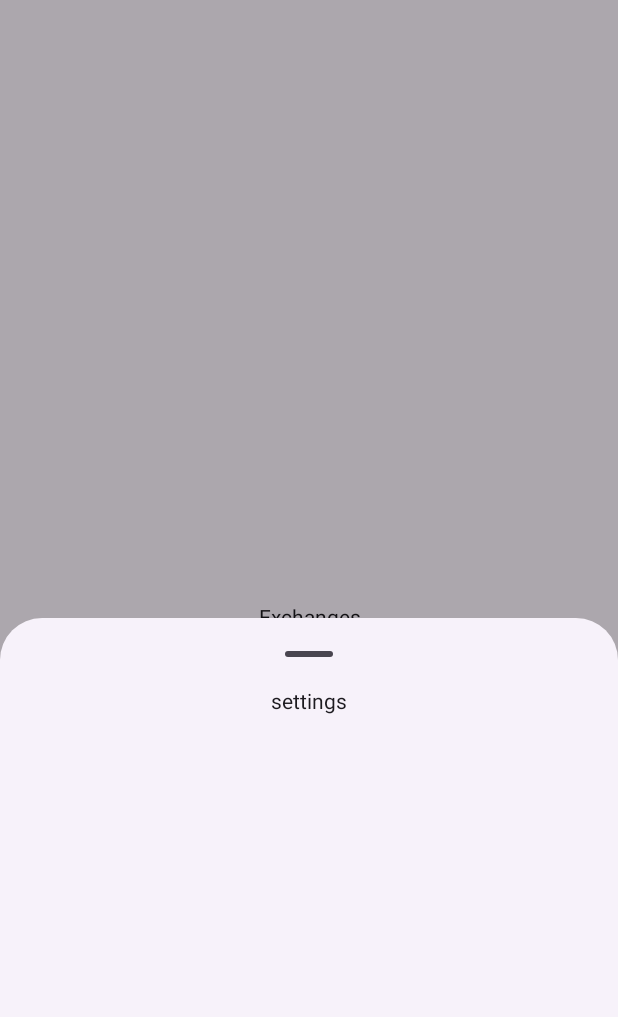
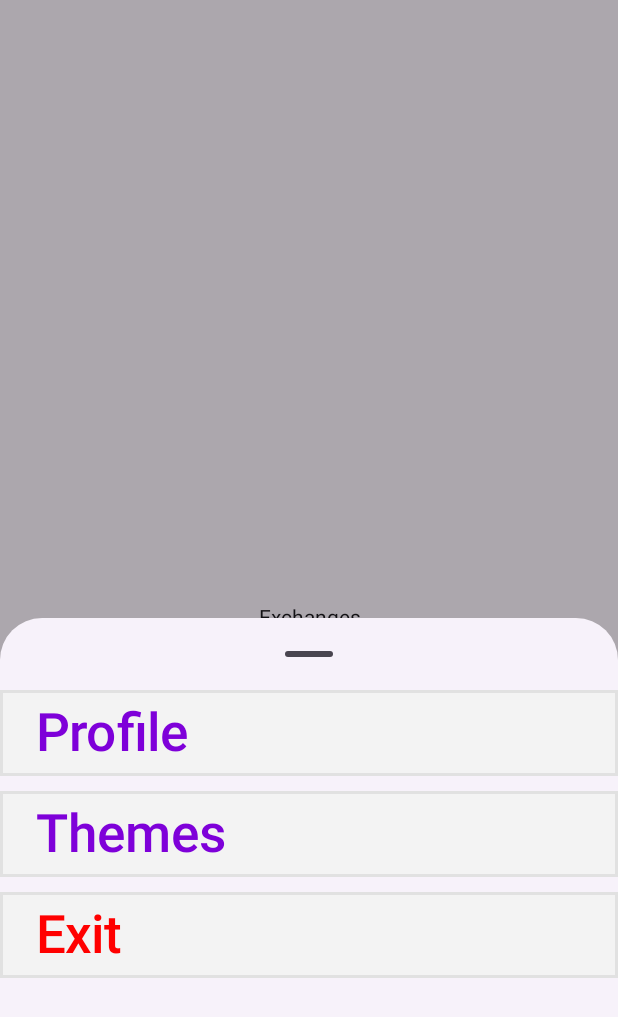
Before and after one commit to m1zetz/Swap, an Android app built with Jetpack Compose: the AppBottomNavigation screen opened through its navigation route, item 5 of the bottom bar chosen, on a phone screen of 412 x 824 dp. Shown: the top 1017 px of the screen. Run offline under Robolectric (Android 15) with nearby library versions, the phone set to English and light mode, and no system bars; our stand-ins replace Firebase (no records; nobody signed in at launch, a user with empty details on screens opened directly).

Commit message:
bottomNav_icons

```diff
--- a/app/src/main/AndroidManifest.xml
+++ b/app/src/main/AndroidManifest.xml
@@ -13,7 +13,7 @@
         android:theme="@style/Theme.Swap"
         tools:targetApi="31">
         <activity
-            android:name=".MainActivity"
+            android:name=".Navigation"
             android:exported="true"
             android:label="@string/app_name"
             android:theme="@style/Theme.Swap">
--- a/app/src/main/java/com/m1zetzDev/swap/MainActivity.kt
+++ b/app/src/main/java/com/m1zetzDev/swap/Navigation.kt
@@ -17,7 +17,7 @@ import com.m1zetzDev.swap.auth.screens.ScreenSignUp
 import com.m1zetzDev.swap.mainAppButNav.AppBottomNavigation
 
 
-class MainActivity : ComponentActivity() {
+class Navigation : ComponentActivity() {
     @SuppressLint("ViewModelConstructorInComposable")
     override fun onCreate(savedInstanceState: Bundle?) {
         super.onCreate(savedInstanceState)
@@ -26,7 +26,7 @@ class MainActivity : ComponentActivity() {
             val navController = rememberNavController()
             NavHost(
                 navController = navController,
-                startDestination = "screen_sign_in"
+                startDestination = "main_window_screen"
             ) {
                 composable("screen_sign_in") {
 
--- a/app/src/main/java/com/m1zetzDev/swap/auth/screens/SignIn.kt
+++ b/app/src/main/java/com/m1zetzDev/swap/auth/screens/SignIn.kt
@@ -35,27 +35,46 @@ import com.google.firebase.auth.auth
 import com.m1zetzDev.swap.R
 import com.m1zetzDev.swap.ui.theme.backgroundColorPurple1
 import com.m1zetzDev.swap.ui.theme.backgroundColorPurple2
+import com.m1zetzDev.swap.ui.theme.whiteForUi
 
 @Composable
-fun ScreenSignIn(toSignUp: () -> Unit , onLogin: (email: String, password: String) -> Unit){
+fun ScreenSignIn(toSignUp: () -> Unit, onLogin: (email: String, password: String) -> Unit) {
 
-    Box(modifier = Modifier.fillMaxSize().background(brush = Brush.verticalGradient(colors = listOf(
-        backgroundColorPurple1, backgroundColorPurple2
-    )))){
+    Box(
+        modifier = Modifier
+            .fillMaxSize()
+            .background(
+                brush = Brush.verticalGradient(
+                    colors = listOf(
+                        backgroundColorPurple1, backgroundColorPurple2
+                    )
+                )
+            )
+    ) {
 
-        Column(modifier = Modifier.fillMaxSize().padding(top = 80.dp)) {
+        Column(
+            modifier = Modifier
+                .fillMaxSize()
+                .padding(top = 80.dp)
+        ) {
 
-            Image(bitmap = ImageBitmap.imageResource(R.drawable.swap_your_life),
+            Image(
+                bitmap = ImageBitmap.imageResource(
+                    R.drawable.swap_your_life
+                ),
                 contentDescription = "",
-                contentScale = ContentScale.Fit)
+                contentScale = ContentScale.Fit
+            )
 
-            Column(verticalArrangement = Arrangement.Center,
+            Column(
+                verticalArrangement = Arrangement.Center,
                 horizontalAlignment = Alignment.CenterHorizontally,
-                modifier = Modifier.fillMaxSize()) {
+                modifier = Modifier.fillMaxSize()
+            ) {
 
                 Text(
                     stringResource(R.string.welcome),
-                    color = Color.White,
+                    color = whiteForUi,
                     fontSize = 25.sp,
                     fontWeight = FontWeight.Bold,
                 )
@@ -65,50 +84,77 @@ fun ScreenSignIn(toSignUp: () -> Unit , onLogin: (email: String, password: Strin
                 val messageEmail = remember { mutableStateOf("") }
                 val messagePassword = remember { mutableStateOf("") }
 
-                TextField(value = messageEmail.value,
-                    onValueChange = {messageEmail.value = it},
+                TextField(
+                    value = messageEmail.value,
+                    onValueChange = { messageEmail.value = it },
                     Modifier.padding(vertical = 15.dp),
                     colors = TextFieldDefaults.colors(
                         unfocusedIndicatorColor = Color.Transparent,
                         focusedIndicatorColor = Color.Transparent,
-                        unfocusedContainerColor = Color.White,
-                        focusedContainerColor = Color.White
+                        unfocusedContainerColor = whiteForUi,
+                        focusedContainerColor = whiteForUi
                     ),
-                    label = { Text("Enter email", color = backgroundColorPurple1, fontWeight = FontWeight.Bold) },
+                    label = {
+                        Text(
+                            "Enter email",
+                            color = backgroundColorPurple1,
+                            fontWeight = FontWeight.Bold
+                        )
+                    },
                     shape = RoundedCornerShape(25.dp)
                 )
 
 
-                TextField(value = messagePassword.value,
-                    onValueChange = {messagePassword.value = it},
+                TextField(
+                    value = messagePassword.value,
+                    onValueChange = { messagePassword.value = it },
                     Modifier.padding(vertical = 15.dp),
                     colors = TextFieldDefaults.colors(
                         unfocusedIndicatorColor = Color.Transparent,
                         focusedIndicatorColor = Color.Transparent,
-                        unfocusedContainerColor = Color.White,
-                        focusedContainerColor = Color.White
+                        unfocusedContainerColor = whiteForUi,
+                        focusedContainerColor = whiteForUi
                     ),
-                    label = { Text("Enter password", color = backgroundColorPurple1, fontWeight = FontWeight.Bold) },
+                    label = {
+                        Text(
+                            "Enter password",
+                            color = backgroundColorPurple1,
+                            fontWeight = FontWeight.Bold
+                        )
+                    },
                     shape = RoundedCornerShape(25.dp)
                 )
 
 
-                Button(onClick = { onLogin(messageEmail.value, messagePassword.value) }, colors = ButtonDefaults.buttonColors(
-                    containerColor = Color.White,
-                    contentColor = Color(0xff222222)
-                ),)
+                Button(
+                    onClick = { onLogin(messageEmail.value, messagePassword.value) },
+                    colors = ButtonDefaults.buttonColors(
+                        containerColor = whiteForUi,
+                    )
+                )
                 {
-                    Text("Sign In",textAlign = TextAlign.Center, color = backgroundColorPurple1, fontWeight = FontWeight.Bold)
+                    Text(
+                        "Sign In",
+                        textAlign = TextAlign.Center,
+                        color = backgroundColorPurple1,
+                        fontWeight = FontWeight.Bold
+                    )
                 }
 
-                Button(onClick = {
-                    toSignUp()
-                }, colors = ButtonDefaults.buttonColors(
-                    containerColor = Color.White,
-                    contentColor = Color(0xff222222)
-                ))
+                Button(
+                    onClick = {
+                        toSignUp()
+                    }, colors = ButtonDefaults.buttonColors(
+                        containerColor = whiteForUi
+                    )
+                )
                 {
-                    Text("Sign Up",textAlign = TextAlign.Center, color = backgroundColorPurple1, fontWeight = FontWeight.Bold)
+                    Text(
+                        "Sign Up",
+                        textAlign = TextAlign.Center,
+                        color = backgroundColorPurple1,
+                        fontWeight = FontWeight.Bold
+                    )
                 }
             }
 
--- a/app/src/main/java/com/m1zetzDev/swap/mainAppButNav/BottomItem.kt
+++ b/app/src/main/java/com/m1zetzDev/swap/mainAppButNav/BottomItem.kt
@@ -1,13 +1,18 @@
 package com.m1zetzDev.swap.mainAppButNav
 
+import androidx.compose.foundation.Image
+import androidx.compose.runtime.Composable
+import androidx.compose.ui.graphics.ImageBitmap
+import androidx.compose.ui.graphics.painter.BitmapPainter
 import androidx.compose.ui.graphics.vector.ImageVector
+import androidx.compose.ui.res.imageResource
 import com.m1zetzDev.swap.R
 
 sealed class BottomItem(val title: String, val iconId: Int, val route: String) {
-    object myItems_Home : BottomItem("Home", R.drawable.test_icon, "home")
-    object chats : BottomItem("Chats", R.drawable.test_icon, "chats")
-    object ribbon : BottomItem("Ribbon", R.drawable.test_icon, "ribbon")
-    object exchanges : BottomItem("Exchanges", R.drawable.test_icon, "exchanges")
-    object settings : BottomItem("Settings", R.drawable.test_icon, "settings")
+    object myItems_Home : BottomItem("Home", R.drawable.icon_home, "home")
+    object chats : BottomItem("Chats", R.drawable.icon_chats, "chats")
+    object ribbon : BottomItem("Ribbon", R.drawable.icon_ribbon, "ribbon")
+    object exchanges : BottomItem("Exchanges", R.drawable.icon_exchanges, "exchanges")
+    object settings : BottomItem("Settings", R.drawable.icon_settings, "settings")
 
 }
--- a/app/src/main/java/com/m1zetzDev/swap/mainAppButNav/BottomNavigation.kt
+++ b/app/src/main/java/com/m1zetzDev/swap/mainAppButNav/BottomNavigation.kt
@@ -1,4 +1,5 @@
 package com.m1zetzDev.swap.mainAppButNav
+
 import android.annotation.SuppressLint
 import androidx.compose.material3.rememberModalBottomSheetState
 
@@ -47,9 +48,7 @@ import com.m1zetzDev.swap.ui.theme.backgroundColorPurple1
 @Composable
 fun AppBottomNavigation(
     navController: NavController,
-)
-{
-
+) {
 
 
     val listItems = listOf(
@@ -57,57 +56,61 @@ fun AppBottomNavigation(
         BottomItem.chats,
         BottomItem.ribbon,
         BottomItem.exchanges,
-        BottomItem.settings)
+        BottomItem.settings
+    )
 
     var selectedIndex by remember {
+        mutableIntStateOf(0)
+    }
+    var indexMemory by remember {
         mutableIntStateOf(0)
     }
 
     var indexForSettingsButton: Int = -1
 
-    var showBottomSheet by remember { mutableStateOf(false)}
+    var showBottomSheet by remember { mutableStateOf(false) }
 
     Scaffold(modifier = Modifier.fillMaxSize(),
         bottomBar = {
             NavigationBar {
-               listItems.forEachIndexed{index, navItem ->
+                listItems.forEachIndexed { index, navItem ->
                     NavigationBarItem(
                         selected = selectedIndex == index,
                         onClick = {
-                                 if (index == 4){
+                            if (index == 4) {
                                 showBottomSheet = true
-                                     Log.d("msg","peresol")
-                                     indexForSettingsButton = 4
+                            } else {
+                                selectedIndex = index
+                                showBottomSheet = false
                             }
-                                 else{
-                                     showBottomSheet = false
-                                     selectedIndex = index
-                                     indexForSettingsButton = index
 
-                                 }},
+                        },
                         icon = {
                             Icon(painterResource(navItem.iconId), contentDescription = "")
                         },
-                       label = {navItem.title} )
+                        label = { navItem.title })
                 }
             }
         }) { innerPadding ->
-        ContentScreen(modifier = Modifier.padding(innerPadding),selectedIndex, showBottomSheet, indexForSettingsButton)
+        ContentScreen(modifier = Modifier.padding(innerPadding), selectedIndex)
+        if (showBottomSheet) {
+            Settings(
+                state = true,
+                onDismiss = { showBottomSheet = false }
+            )
+        }
     }
 
 }
 
 
 @Composable
-fun ContentScreen(modifier: Modifier = Modifier, selectedIndex: Int, bottomSheetState: Boolean, index: Int){
-    when(selectedIndex){
+fun ContentScreen(modifier: Modifier = Modifier, selectedIndex: Int) {
+    when (selectedIndex) {
         0 -> HomePage()
         1 -> Chats()
         2 -> Ribbon()
         3 -> Exchanges()
     }
-    when(index){
-        4 -> Settings(bottomSheetState)
-    }
 
 }
--- a/app/src/main/java/com/m1zetzDev/swap/mainAppButNav/MainScreens/Chats.kt
+++ b/app/src/main/java/com/m1zetzDev/swap/mainAppButNav/MainScreens/Chats.kt
@@ -10,11 +10,12 @@ import androidx.compose.ui.Modifier
 import androidx.compose.ui.text.style.TextAlign
 
 @Composable
-fun Chats(){
+fun Chats() {
     Column(
         modifier = Modifier.fillMaxSize(),
         horizontalAlignment = Alignment.CenterHorizontally,
-        verticalArrangement = Arrangement.Center){
+        verticalArrangement = Arrangement.Center
+    ) {
         Text("Chats", textAlign = TextAlign.Center)
     }
 }
--- a/app/src/main/java/com/m1zetzDev/swap/mainAppButNav/MainScreens/Exchanges.kt
+++ b/app/src/main/java/com/m1zetzDev/swap/mainAppButNav/MainScreens/Exchanges.kt
@@ -10,11 +10,12 @@ import androidx.compose.ui.Modifier
 import androidx.compose.ui.text.style.TextAlign
 
 @Composable
-fun Exchanges(){
+fun Exchanges() {
     Column(
         modifier = Modifier.fillMaxSize(),
         horizontalAlignment = Alignment.CenterHorizontally,
-        verticalArrangement = Arrangement.Center){
+        verticalArrangement = Arrangement.Center
+    ) {
         Text("Exchanges", textAlign = TextAlign.Center)
     }
 }
--- a/app/src/main/java/com/m1zetzDev/swap/mainAppButNav/MainScreens/Ribbon.kt
+++ b/app/src/main/java/com/m1zetzDev/swap/mainAppButNav/MainScreens/Ribbon.kt
@@ -10,11 +10,12 @@ import androidx.compose.ui.Modifier
 import androidx.compose.ui.text.style.TextAlign
 
 @Composable
-fun Ribbon(){
+fun Ribbon() {
     Column(
         modifier = Modifier.fillMaxSize(),
         horizontalAlignment = Alignment.CenterHorizontally,
-        verticalArrangement = Arrangement.Center){
+        verticalArrangement = Arrangement.Center
+    ) {
         Text("Ribbon", textAlign = TextAlign.Center)
     }
 }
--- a/app/src/main/java/com/m1zetzDev/swap/mainAppButNav/MainScreens/homePage.kt
+++ b/app/src/main/java/com/m1zetzDev/swap/mainAppButNav/MainScreens/homePage.kt
@@ -10,11 +10,12 @@ import androidx.compose.ui.Modifier
 import androidx.compose.ui.text.style.TextAlign
 
 @Composable
-fun HomePage(){
+fun HomePage() {
     Column(
         modifier = Modifier.fillMaxSize(),
         horizontalAlignment = Alignment.CenterHorizontally,
-        verticalArrangement = Arrangement.Center){
+        verticalArrangement = Arrangement.Center
+    ) {
         Text("Home", textAlign = TextAlign.Center)
     }
 }
--- a/app/src/main/java/com/m1zetzDev/swap/mainAppButNav/MainScreens/settingsBottomSheet.kt
+++ b/app/src/main/java/com/m1zetzDev/swap/mainAppButNav/MainScreens/settingsBottomSheet.kt
@@ -2,11 +2,18 @@ package com.m1zetzDev.swap.mainAppButNav.MainScreens
 
 import android.annotation.SuppressLint
 import android.util.Log
+import androidx.compose.foundation.BorderStroke
 import androidx.compose.foundation.layout.Arrangement
 import androidx.compose.foundation.layout.Column
+import androidx.compose.foundation.layout.Row
+import androidx.compose.foundation.layout.Spacer
 import androidx.compose.foundation.layout.fillMaxSize
+import androidx.compose.foundation.layout.fillMaxWidth
+import androidx.compose.foundation.layout.size
 import androidx.compose.material3.Button
+import androidx.compose.material3.ButtonDefaults
 import androidx.compose.material3.ExperimentalMaterial3Api
+import androidx.compose.material3.MaterialTheme
 import androidx.compose.material3.ModalBottomSheet
 import androidx.compose.material3.Scaffold
 import androidx.compose.material3.Text
@@ -18,30 +25,96 @@ import androidx.compose.runtime.remember
 import androidx.compose.runtime.setValue
 import androidx.compose.ui.Alignment
 import androidx.compose.ui.Modifier
+import androidx.compose.ui.graphics.RectangleShape
+import androidx.compose.ui.text.style.TextAlign
 
 import androidx.compose.ui.unit.dp
+import androidx.compose.ui.unit.sp
+import com.m1zetzDev.swap.ui.theme.backgroundColorPurple1
+import com.m1zetzDev.swap.ui.theme.backgroundColorPurple2
+import com.m1zetzDev.swap.ui.theme.colorForBorder
+import com.m1zetzDev.swap.ui.theme.grayForUi
+import com.m1zetzDev.swap.ui.theme.red
 
 import java.time.MonthDay
 
 @SuppressLint("UnusedMaterial3ScaffoldPaddingParameter")
 @OptIn(ExperimentalMaterial3Api::class)
 @Composable
-fun Settings(state: Boolean) {
+fun Settings(state: Boolean, onDismiss: () -> Unit) {
     val sheetState = rememberModalBottomSheetState()
-    var showBottomSheet by remember { mutableStateOf(state)}
-    if(showBottomSheet){
+    var showBottomSheet by remember { mutableStateOf(state) }
+    if (showBottomSheet) {
         Log.d("msg", "true")
-        ModalBottomSheet(sheetState = sheetState, onDismissRequest = {showBottomSheet = false},
-            ) {
+        ModalBottomSheet(
+            sheetState = sheetState,
+            onDismissRequest = {
+                showBottomSheet = false
+                onDismiss()
+            },
+        ) {
             Column(
                 modifier = Modifier.fillMaxSize(),
                 horizontalAlignment = Alignment.CenterHorizontally
             ) {
-                Text("settings")
+                Button(
+                    onClick = {},
+                    shape = RectangleShape,
+                    modifier = Modifier.fillMaxWidth(),
+                    colors = ButtonDefaults.buttonColors(
+                        contentColor = backgroundColorPurple1,
+                        containerColor = grayForUi
+                    ),
+                    border = BorderStroke(2.dp, color = colorForBorder)
+
+                ) {
+
+                    Row(modifier = Modifier.fillMaxWidth()) {
+                        Text("Profile", fontSize = 35.sp)
+                    }
+
+                }
+                Spacer(modifier = Modifier.size(10.dp))
+                Button(
+                    onClick = {},
+                    shape = RectangleShape,
+                    modifier = Modifier.fillMaxWidth(),
+                    colors = ButtonDefaults.buttonColors(
+                        contentColor = backgroundColorPurple1,
+                        containerColor = grayForUi
+                    ),
+                    border = BorderStroke(2.dp, color = colorForBorder)
+
+                ) {
+
+                    Row(modifier = Modifier.fillMaxWidth()) {
+                        Text("Themes", fontSize = 35.sp)
+                    }
+
+                }
+                Spacer(modifier = Modifier.size(10.dp))
+                Column(verticalArrangement = Arrangement.Bottom) {
+                    Button(
+                        onClick = {},
+                        shape = RectangleShape,
+                        modifier = Modifier.fillMaxWidth(),
+                        colors = ButtonDefaults.buttonColors(
+                            contentColor = red,
+                            containerColor = grayForUi
+                        ),
+                        border = BorderStroke(2.dp, color = colorForBorder)
+
+                    ) {
+
+                        Row(modifier = Modifier.fillMaxWidth()) {
+                            Text("Exit", fontSize = 35.sp)
+                        }
+
+                    }
+                }
             }
         }
     }
 
 
-
 }
--- a/app/src/main/java/com/m1zetzDev/swap/ui/theme/Color.kt
+++ b/app/src/main/java/com/m1zetzDev/swap/ui/theme/Color.kt
@@ -12,6 +12,8 @@ val Pink40 = Color(0xFF7D5260)
 
 val backgroundColorPurple1 = Color(0xFF7E00D9)
 val backgroundColorPurple2 = Color(0xFFD07EFF)
-val whiteForText = Color.White
-val whiteOrange = Color(0xFFffe1db)
-val whiteRed = Color(0xFFFFBFBF)
+
+val whiteForUi = Color.White
+val grayForUi = Color(0xFFF3F3F3)
+val colorForBorder = Color(0xFFE1E1E1)
+val red = Color.Red
```
Also changed, not shown: app/src/main/java/com/m1zetzDev/swap/auth/screens/SignUp.kt (+48 -40 lines), app/src/main/res/drawable/icon_chats.png (added), app/src/main/res/drawable/icon_exchanges.png (added), app/src/main/res/drawable/icon_home.png (added), app/src/main/res/drawable/icon_ribbon.png (added), app/src/main/res/drawable/icon_settings.png (added). Lines whose indentation alone changed are shown as unchanged.
